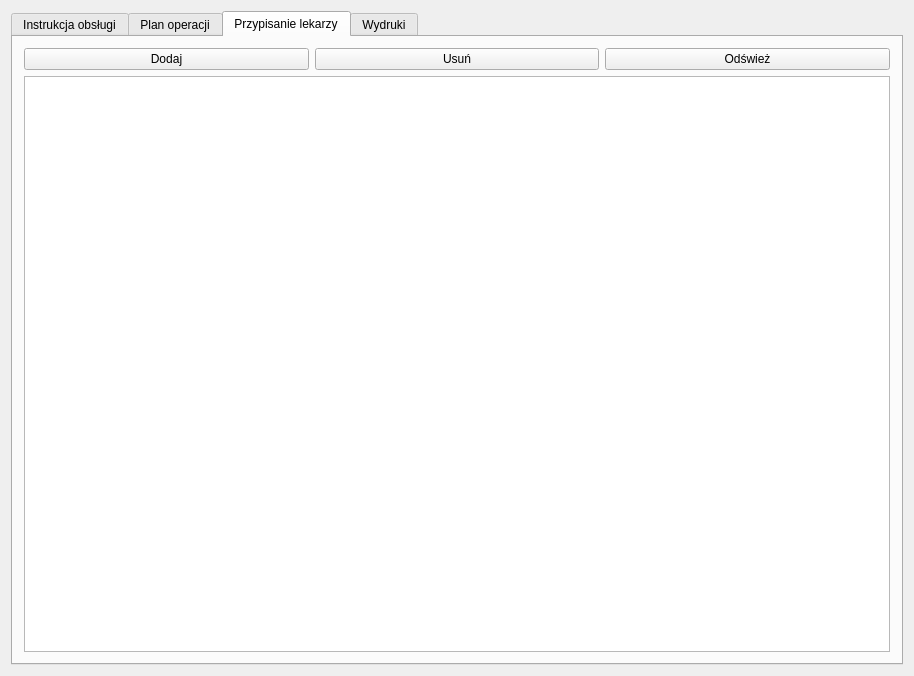
Above: amms_planop2xls/mainwindow.ui from mpasternak/amms-planop2xls before the change. Below: the same form after it.
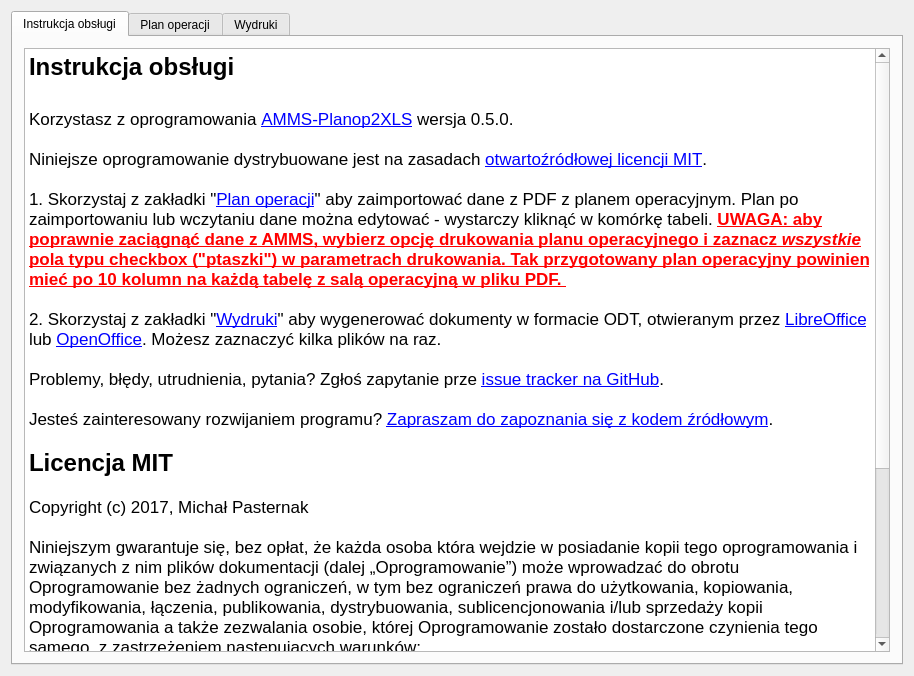
That is the form after the change. The open tabs and pages were chosen to show the change. Icons and pictures are not drawn.

Commit message: Wyrzuć przypisania lekarzy - można poprosić o oddział na wydruku danych pacjenta

The edit to the form file:
```diff
--- a/amms_planop2xls/mainwindow.ui
+++ b/amms_planop2xls/mainwindow.ui
@@ -46,9 +46,7 @@
 &lt;p style=&quot;-qt-paragraph-type:empty; margin-top:0px; margin-bottom:0px; margin-left:0px; margin-right:0px; -qt-block-indent:0; text-indent:0px;&quot;&gt;&lt;br /&gt;&lt;/p&gt;
 &lt;p style=&quot; margin-top:0px; margin-bottom:0px; margin-left:0px; margin-right:0px; -qt-block-indent:0; text-indent:0px;&quot;&gt;1. Skorzystaj z zakładki &amp;quot;&lt;a href=&quot;tab://1&quot;&gt;&lt;span style=&quot; text-decoration: underline; color:#0000ff;&quot;&gt;Plan operacji&lt;/span&gt;&lt;/a&gt;&amp;quot; aby zaimportować dane z PDF z planem operacyjnym. Plan po zaimportowaniu lub wczytaniu dane można edytować - wystarczy kliknąć w komórkę tabeli. &lt;span style=&quot; font-weight:600; text-decoration: underline; color:#ff0000;&quot;&gt;UWAGA: aby poprawnie zaciągnąć dane z AMMS, wybierz opcję drukowania planu operacyjnego i zaznacz &lt;/span&gt;&lt;span style=&quot; font-weight:600; font-style:italic; text-decoration: underline; color:#ff0000;&quot;&gt;wszystkie&lt;/span&gt;&lt;span style=&quot; font-weight:600; text-decoration: underline; color:#ff0000;&quot;&gt; pola typu checkbox (&amp;quot;ptaszki&amp;quot;) w parametrach drukowania. Tak przygotowany plan operacyjny powinien mieć po 10 kolumn na każdą tabelę z salą operacyjną w pliku PDF. &lt;/span&gt;&lt;/p&gt;
 &lt;p style=&quot;-qt-paragraph-type:empty; margin-top:0px; margin-bottom:0px; margin-left:0px; margin-right:0px; -qt-block-indent:0; text-indent:0px;&quot;&gt;&lt;br /&gt;&lt;/p&gt;
-&lt;p style=&quot; margin-top:0px; margin-bottom:0px; margin-left:0px; margin-right:0px; -qt-block-indent:0; text-indent:0px;&quot;&gt;2. Skorzystaj z zakładki &amp;quot;&lt;a href=&quot;tab://2&quot;&gt;&lt;span style=&quot; text-decoration: underline; color:#0000ff;&quot;&gt;Przypisanie lekarzy&lt;/span&gt;&lt;/a&gt;&amp;quot; aby przypisać operatorów do oddziałów. Wpisz zawsze pełną nazwę oddziału. Każda zmiana automatycznie zaktualizuje nazwę oddziału w &amp;quot;Planie operacji&amp;quot;. &lt;/p&gt;
-&lt;p style=&quot;-qt-paragraph-type:empty; margin-top:0px; margin-bottom:0px; margin-left:0px; margin-right:0px; -qt-block-indent:0; text-indent:0px;&quot;&gt;&lt;br /&gt;&lt;/p&gt;
-&lt;p style=&quot; margin-top:0px; margin-bottom:0px; margin-left:0px; margin-right:0px; -qt-block-indent:0; text-indent:0px;&quot;&gt;3. Skorzystaj z zakładki &amp;quot;&lt;a href=&quot;tab://3&quot;&gt;&lt;span style=&quot; text-decoration: underline; color:#0000ff;&quot;&gt;Wydruki&lt;/span&gt;&lt;/a&gt;&amp;quot; aby wygenerować dokumenty w formacie ODT, otwieranym przez &lt;a href=&quot;http://www.libreoffice.org&quot;&gt;&lt;span style=&quot; text-decoration: underline; color:#0000ff;&quot;&gt;LibreOffice&lt;/span&gt;&lt;/a&gt; lub &lt;a href=&quot;https://www.openoffice.org&quot;&gt;&lt;span style=&quot; text-decoration: underline; color:#0000ff;&quot;&gt;OpenOffice&lt;/span&gt;&lt;/a&gt;. Możesz zaznaczyć kilka plików na raz. &lt;/p&gt;
+&lt;p style=&quot; margin-top:0px; margin-bottom:0px; margin-left:0px; margin-right:0px; -qt-block-indent:0; text-indent:0px;&quot;&gt;2. Skorzystaj z zakładki &amp;quot;&lt;a href=&quot;tab://3&quot;&gt;&lt;span style=&quot; text-decoration: underline; color:#0000ff;&quot;&gt;Wydruki&lt;/span&gt;&lt;/a&gt;&amp;quot; aby wygenerować dokumenty w formacie ODT, otwieranym przez &lt;a href=&quot;http://www.libreoffice.org&quot;&gt;&lt;span style=&quot; text-decoration: underline; color:#0000ff;&quot;&gt;LibreOffice&lt;/span&gt;&lt;/a&gt; lub &lt;a href=&quot;https://www.openoffice.org&quot;&gt;&lt;span style=&quot; text-decoration: underline; color:#0000ff;&quot;&gt;OpenOffice&lt;/span&gt;&lt;/a&gt;. Możesz zaznaczyć kilka plików na raz. &lt;/p&gt;
 &lt;p style=&quot;-qt-paragraph-type:empty; margin-top:0px; margin-bottom:0px; margin-left:0px; margin-right:0px; -qt-block-indent:0; text-indent:0px;&quot;&gt;&lt;br /&gt;&lt;/p&gt;
 &lt;p style=&quot; margin-top:0px; margin-bottom:0px; margin-left:0px; margin-right:0px; -qt-block-indent:0; text-indent:0px;&quot;&gt;Problemy, błędy, utrudnienia, pytania? Zgłoś zapytanie prze &lt;a href=&quot;https://github.com/mpasternak/amms-planop2xls/issues&quot;&gt;&lt;span style=&quot; text-decoration: underline; color:#0000ff;&quot;&gt;issue tracker na GitHub&lt;/span&gt;&lt;/a&gt;. &lt;/p&gt;
 &lt;p style=&quot;-qt-paragraph-type:empty; margin-top:0px; margin-bottom:0px; margin-left:0px; margin-right:0px; -qt-block-indent:0; text-indent:0px;&quot;&gt;&lt;br /&gt;&lt;/p&gt;
@@ -206,49 +204,6 @@
         </item>
        </layout>
       </widget>
-      <widget class="QWidget" name="tab_2">
-       <attribute name="title">
-        <string>Przypisanie lekarzy</string>
-       </attribute>
-       <layout class="QVBoxLayout" name="verticalLayout_3">
-        <item>
-         <layout class="QHBoxLayout" name="horizontalLayout_3">
-          <item>
-           <widget class="QPushButton" name="dodajPrzypisanieButton">
-            <property name="text">
-             <string>Dodaj</string>
-            </property>
-            <property name="icon">
-             <iconset theme="document-new">
-              <normaloff>.</normaloff>.</iconset>
-            </property>
-           </widget>
-          </item>
-          <item>
-           <widget class="QPushButton" name="usunPrzypisanieButton">
-            <property name="text">
-             <string>Usuń</string>
-            </property>
-            <property name="icon">
-             <iconset theme="document-delete">
-              <normaloff>.</normaloff>.</iconset>
-            </property>
-           </widget>
-          </item>
-          <item>
-           <widget class="QPushButton" name="odswiezPrzypisaniaButton">
-            <property name="text">
-             <string>Odśwież</string>
-            </property>
-           </widget>
-          </item>
-         </layout>
-        </item>
-        <item>
-         <widget class="QTableView" name="daneLekarzyTable"/>
-        </item>
-       </layout>
-      </widget>
       <widget class="QWidget" name="tab_3">
        <attribute name="title">
         <string>Wydruki</string>
```
The commit also changes 8 other files.
